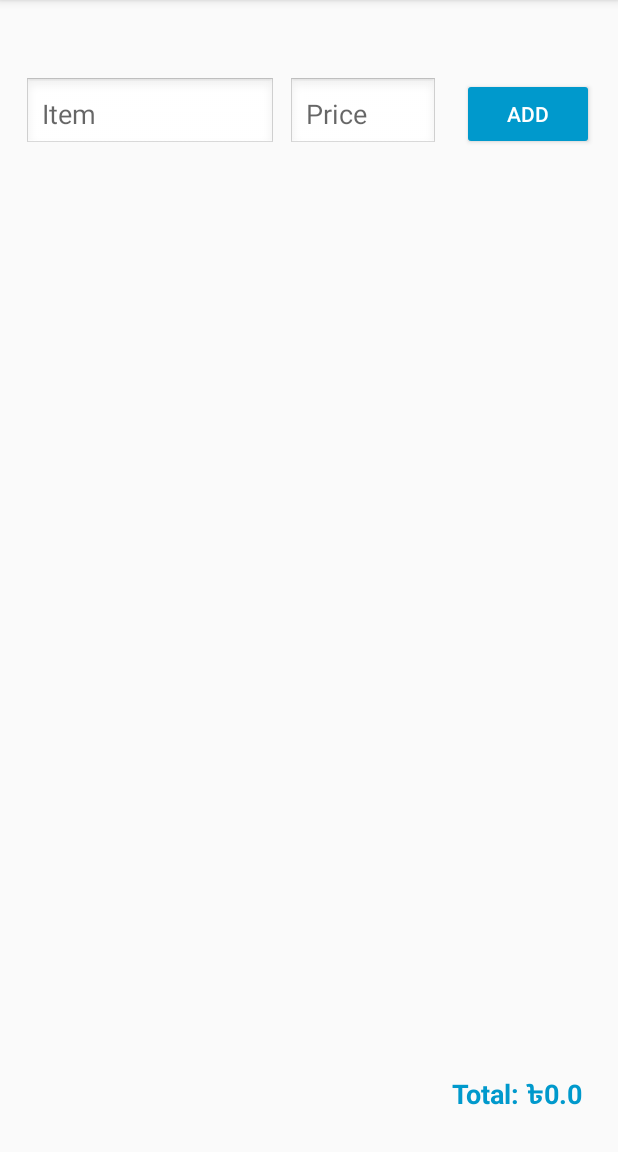
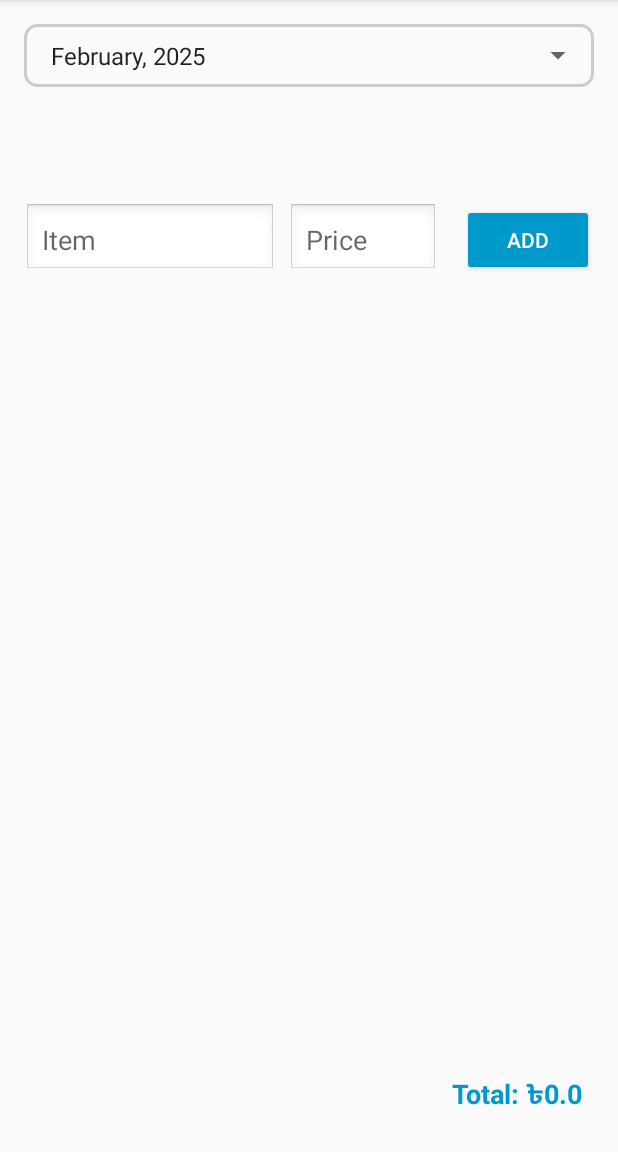
Before and after one commit to AkibHossainOmi/CoupleCart, an Android app: the screen it shows after launch (MainActivity), on a phone screen of 412 x 824 dp, the part 84-1236 px from its top. Run offline under Robolectric (Android 15) with nearby library versions, the phone set to English and light mode, and no system bars; our stand-ins replace Firebase (no records; nobody signed in at launch, a user with empty details on screens opened directly).

Commit message:
Item can be add monhtly.

```diff
--- a/app/src/main/java/com/example/shoppinglistapp/MainActivity.java
+++ b/app/src/main/java/com/example/shoppinglistapp/MainActivity.java
@@ -3,12 +3,16 @@ package com.example.shoppinglistapp;
 import static com.example.shoppinglistapp.utils.NotificationHelper.createNotificationChannel;
 
 import android.os.Bundle;
+import android.widget.AdapterView;
 import android.widget.Button;
 import android.widget.EditText;
 import android.widget.LinearLayout;
+import android.widget.Spinner;
 import android.widget.TextView;
+
 import androidx.appcompat.app.AppCompatActivity;
 
+import com.example.shoppinglistapp.utils.MonthYearHelper;
 import com.example.shoppinglistapp.utils.TaskManager;
 
 public class MainActivity extends AppCompatActivity {
@@ -17,6 +21,8 @@ public class MainActivity extends AppCompatActivity {
     private LinearLayout taskListLayout;
     private TextView totalPrice;
     private TaskManager taskManager;
+    private Spinner monthYearSpinner;
+    private String selectedMonthYear;
 
     @Override
     protected void onCreate(Bundle savedInstanceState) {
@@ -27,8 +33,29 @@ public class MainActivity extends AppCompatActivity {
         createNotificationChannel(this);
         initUI();
         taskManager.startForegroundServiceIfNotRunning();
-        addButton.setOnClickListener(v -> taskManager.addNewTask(inputBox.getText().toString(), inputPrice.getText().toString()));
-        taskManager.listenForTaskUpdates(taskListLayout, totalPrice);
+
+        MonthYearHelper.populateMonthYearSpinner(this, monthYearSpinner);
+        String currentMonthYear = MonthYearHelper.getCurrentMonthYear();
+        MonthYearHelper.setDefaultMonthYear(monthYearSpinner, currentMonthYear);
+        selectedMonthYear = currentMonthYear;
+        taskManager.listenForTaskUpdates(taskListLayout, totalPrice, selectedMonthYear);
+
+        monthYearSpinner.setOnItemSelectedListener(new AdapterView.OnItemSelectedListener() {
+            @Override
+            public void onItemSelected(AdapterView<?> parentView, android.view.View selectedItemView, int position, long id) {
+                selectedMonthYear = parentView.getItemAtPosition(position).toString();
+                taskManager.listenForTaskUpdates(taskListLayout, totalPrice, selectedMonthYear);
+            }
+            @Override
+            public void onNothingSelected(AdapterView<?> parentView) {}
+        });
+
+        addButton.setOnClickListener(v -> {
+            String taskName = inputBox.getText().toString();
+            String taskPrice = inputPrice.getText().toString();
+            taskManager.addNewTask(taskName, taskPrice, selectedMonthYear);
+            clearInputs();
+        });
     }
 
     private void initUI() {
@@ -37,6 +64,7 @@ public class MainActivity extends AppCompatActivity {
         addButton = findViewById(R.id.addButton);
         taskListLayout = findViewById(R.id.taskList);
         totalPrice = findViewById(R.id.totalPrice);
+        monthYearSpinner = findViewById(R.id.monthYearSpinner);
     }
 
     public void clearInputs() {
--- a/app/src/main/java/com/example/shoppinglistapp/utils/MonthYearHelper.java
+++ b/app/src/main/java/com/example/shoppinglistapp/utils/MonthYearHelper.java
@@ -1,4 +1,47 @@
 package com.example.shoppinglistapp.utils;
 
+import android.annotation.SuppressLint;
+import android.content.Context;
+import android.widget.ArrayAdapter;
+import android.widget.Spinner;
+
+import java.text.SimpleDateFormat;
+import java.util.ArrayList;
+import java.util.Calendar;
+import java.util.List;
+
 public class MonthYearHelper {
+
+    public static void populateMonthYearSpinner(Context context, Spinner monthYearSpinner) {
+
+        List<String> monthsList = new ArrayList<>();
+        Calendar calendar = Calendar.getInstance();
+        @SuppressLint("SimpleDateFormat") SimpleDateFormat dateFormat = new SimpleDateFormat("MMMM, yyyy");
+
+        monthsList.add(dateFormat.format(calendar.getTime()));
+
+        for (int i = 1; i < 12; i++) {
+            calendar.add(Calendar.MONTH, -1);
+            monthsList.add(dateFormat.format(calendar.getTime()));
+        }
+
+        ArrayAdapter<String> adapter = new ArrayAdapter<>(context, android.R.layout.simple_spinner_item, monthsList);
+        adapter.setDropDownViewResource(android.R.layout.simple_spinner_dropdown_item);
+        monthYearSpinner.setAdapter(adapter);
+    }
+
+    public static String getCurrentMonthYear() {
+        Calendar calendar = Calendar.getInstance();
+        @SuppressLint("SimpleDateFormat") SimpleDateFormat dateFormat = new SimpleDateFormat("MMMM, yyyy");
+        return dateFormat.format(calendar.getTime());
+    }
+
+    public static void setDefaultMonthYear(Spinner monthYearSpinner, String currentMonthYear) {
+        for (int i = 0; i < monthYearSpinner.getCount(); i++) {
+            if (monthYearSpinner.getItemAtPosition(i).toString().equals(currentMonthYear)) {
+                monthYearSpinner.setSelection(i);
+                break;
+            }
+        }
+    }
 }
--- a/app/src/main/java/com/example/shoppinglistapp/utils/TaskAdapter.java
+++ b/app/src/main/java/com/example/shoppinglistapp/utils/TaskAdapter.java
@@ -14,10 +14,13 @@ import com.example.shoppinglistapp.R;
 import com.example.shoppinglistapp.models.Task;
 
 public class TaskAdapter {
+
+    // Add monthYear as a parameter in the methods
     @SuppressLint("DefaultLocale")
     public static View createTaskView(Task task, LinearLayout taskListLayout, TaskManager taskManager) {
         @SuppressLint("InflateParams") View taskView = LayoutInflater.from(taskListLayout.getContext()).inflate(R.layout.task_item, null);
 
+        // Find views in the layout
         CheckBox taskCheckBox = taskView.findViewById(R.id.taskCheckBox);
         EditText taskName = taskView.findViewById(R.id.taskName);
         EditText taskPrice = taskView.findViewById(R.id.taskPrice);
--- a/app/src/main/java/com/example/shoppinglistapp/utils/TaskManager.java
+++ b/app/src/main/java/com/example/shoppinglistapp/utils/TaskManager.java
@@ -27,13 +27,13 @@ public class TaskManager {
     private final List<Task> taskList;
     SharedPreferencesHelper sharedPreferencesHelper;
 
-
     public TaskManager(Context context) {
         this.context = context;
         taskList = new ArrayList<>();
+        sharedPreferencesHelper = new SharedPreferencesHelper(context);
     }
 
-    public void listenForTaskUpdates(LinearLayout taskListLayout, TextView totalPrice) {
+    public void listenForTaskUpdates(LinearLayout taskListLayout, TextView totalPrice, String selectedMonthYear) {
         FirebaseHelper.getTaskReference().addValueEventListener(new ValueEventListener() {
             @Override
             public void onDataChange(@NonNull DataSnapshot dataSnapshot) {
@@ -45,16 +45,18 @@ public class TaskManager {
                     Task task = snapshot.getValue(Task.class);
                     assert task != null;
                     task.setId(snapshot.getKey());
-                    taskList.add(task);
-                    item_count++;
 
-                    // Use TaskAdapter to display the task view
-                    taskListLayout.addView(TaskAdapter.createTaskView(task, taskListLayout, TaskManager.this));
+                    // Only show tasks that match the selected monthYear
+                    if (selectedMonthYear.equals(task.getMonthYear()) || selectedMonthYear.isEmpty()) {
+                        taskList.add(task);
+                        item_count++;
+
+                        // Use TaskAdapter to display the task view
+                        taskListLayout.addView(TaskAdapter.createTaskView(task, taskListLayout, TaskManager.this));
+                    }
                 }
 
-                sharedPreferencesHelper = new SharedPreferencesHelper(context);
-                if(item_count > sharedPreferencesHelper.getItemCount())
-                {
+                if (item_count > sharedPreferencesHelper.getItemCount()) {
                     NotificationHelper.showNotification(context, "Tap to see the items.");
                 }
                 sharedPreferencesHelper.storeItemCount(item_count);
@@ -68,14 +70,11 @@ public class TaskManager {
         });
     }
 
-    public void addNewTask(String name, String price) {
-        Task task = new Task("", name, Double.parseDouble(price), false);
+    public void addNewTask(String name, String price, String selectedMonthYear) {
+        Task task = new Task("", name, Double.parseDouble(price), false, selectedMonthYear);
         FirebaseHelper.addTask(task);
         int item_count = sharedPreferencesHelper.getItemCount();
         sharedPreferencesHelper.storeItemCount(item_count + 1);
-        if (context instanceof MainActivity) {
-            ((MainActivity) context).clearInputs();
-        }
     }
 
     public void updateTask(Task task) {
--- a/app/src/main/res/layout/activity_main.xml
+++ b/app/src/main/res/layout/activity_main.xml
@@ -7,6 +7,28 @@
     android:layout_height="match_parent"
     android:padding="16dp"
     tools:context=".MainActivity">
+
+    <LinearLayout
+        android:id="@+id/monthHeader"
+        android:layout_width="match_parent"
+        android:layout_height="wrap_content"
+        android:orientation="horizontal"
+        android:gravity="center_vertical"
+        android:background="@drawable/outer_border"
+        app:layout_constraintTop_toTopOf="parent"
+        app:layout_constraintStart_toStartOf="parent"
+        app:layout_constraintEnd_toEndOf="parent">
+
+        <Spinner
+            android:id="@+id/monthYearSpinner"
+            android:layout_width="0dp"
+            android:layout_height="wrap_content"
+            android:layout_weight="1"
+            android:padding="10dp"
+            android:importantForAccessibility="yes"
+            android:contentDescription="@string/month_year_spinner"/>
+    </LinearLayout>
+
 
     <!-- Title -->
     <TextView
@@ -20,6 +42,7 @@
         app:layout_constraintStart_toStartOf="parent"
         app:layout_constraintEnd_toEndOf="parent"
         android:layout_marginBottom="24dp"
+        android:layout_marginTop="60dp"
         android:gravity="center" />
 
     <!-- Input Field -->
@@ -27,45 +50,52 @@
         android:id="@+id/inputBox"
         android:layout_width="0dp"
         android:layout_height="wrap_content"
-        android:hint="Item"
+        android:layout_marginTop="24dp"
+        android:layout_marginEnd="8dp"
+        android:autofillHints=""
+        android:background="@android:drawable/edit_text"
+        android:contentDescription="@string/input_box_for_adding_a_new_task"
+        android:hint="@string/item"
+        android:importantForAccessibility="yes"
+        android:inputType="text"
         android:padding="12dp"
-        android:background="@android:drawable/edit_text"
-        android:importantForAccessibility="yes"
-        android:contentDescription="Input box for adding a new task"
+        app:layout_constraintEnd_toStartOf="@id/inputPrice"
+        app:layout_constraintStart_toStartOf="parent"
         app:layout_constraintTop_toBottomOf="@id/titleText"
-        app:layout_constraintStart_toStartOf="parent"
-        app:layout_constraintEnd_toStartOf="@id/inputPrice"
-        android:layout_marginEnd="8dp"
-        android:layout_marginBottom="16dp" />
+        tools:ignore="ContentDescription" />
 
     <!-- Input Field for Price -->
+
+    <!-- Add Button -->
     <EditText
         android:id="@+id/inputPrice"
         android:layout_width="100dp"
         android:layout_height="wrap_content"
-        android:hint="Price"
+        android:layout_marginEnd="8dp"
+        android:autofillHints=""
+        android:background="@android:drawable/edit_text"
+        android:contentDescription="@string/input_box_for_adding_the_price_of_an_item"
+        android:hint="@string/price"
+        android:importantForAccessibility="yes"
         android:inputType="numberDecimal"
         android:padding="12dp"
-        android:background="@android:drawable/edit_text"
-        android:importantForAccessibility="yes"
-        android:contentDescription="Input box for adding the price of an item"
+        app:layout_constraintBottom_toBottomOf="@id/inputBox"
+        app:layout_constraintEnd_toStartOf="@id/addButton"
+        app:layout_constraintStart_toEndOf="@id/inputBox"
         app:layout_constraintTop_toTopOf="@id/inputBox"
-        app:layout_constraintBottom_toBottomOf="@id/inputBox"
-        app:layout_constraintStart_toEndOf="@id/inputBox"
-        app:layout_constraintEnd_toStartOf="@id/addButton"
-        android:layout_marginEnd="8dp" />
+        app:layout_constraintVertical_bias="1.0"
+        tools:ignore="ContentDescription" />
 
-    <!-- Add Button -->
     <Button
         android:id="@+id/addButton"
         android:layout_width="wrap_content"
         android:layout_height="wrap_content"
-        android:text="Add"
+        android:text="@string/add"
         android:textColor="@android:color/white"
         android:layout_marginStart="8dp"
         android:backgroundTint="@android:color/holo_blue_dark"
         android:importantForAccessibility="yes"
-        android:contentDescription="Button to add an item"
+        android:contentDescription="@string/button_to_add_an_item"
         app:layout_constraintTop_toTopOf="@id/inputBox"
         app:layout_constraintBottom_toBottomOf="@id/inputBox"
         app:layout_constraintStart_toEndOf="@id/inputPrice"
@@ -79,7 +109,7 @@
         app:layout_constraintBottom_toTopOf="@id/totalPrice"
         android:layout_marginTop="16dp"
         android:importantForAccessibility="yes"
-        android:contentDescription="Scrollable list of tasks">
+        android:contentDescription="@string/scrollable_list_of_tasks">
 
         <LinearLayout
             android:id="@+id/taskList"
@@ -93,7 +123,7 @@
         android:id="@+id/totalPrice"
         android:layout_width="match_parent"
         android:layout_height="wrap_content"
-        android:text="Total: ৳0.00"
+        android:text="@string/total_0_00"
         android:textSize="18sp"
         android:textStyle="bold"
         android:gravity="end"
--- a/app/src/main/res/values/strings.xml
+++ b/app/src/main/res/values/strings.xml
@@ -1,3 +1,19 @@
 <resources>
     <string name="app_name">FamilyCart</string>
+    <string name="item">Item</string>
+    <string name="input_box_for_adding_a_new_task">Input box for adding a new task</string>
+    <string name="price">Price</string>
+    <string name="input_box_for_adding_the_price_of_an_item">Input box for adding the price of an item</string>
+    <string name="add">Add</string>
+    <string name="button_to_add_an_item">Button to add an item</string>
+    <string name="scrollable_list_of_tasks">Scrollable list of tasks</string>
+    <string name="total_0_00">Total: ৳0.00</string>
+    <string name="month_year_spinner">month year dropdown</string>
+    <string name="sample_task">Sample Task</string>
+    <string name="task_name">Task name</string>
+    <string name="_0_00">0.00</string>
+    <string name="task_price">Task price</string>
+    <string name="edit_task">Edit task</string>
+    <string name="save">Save</string>
+    <string name="remove">Remove</string>
 </resources>
```
Also changed, not shown: app/src/main/java/com/example/shoppinglistapp/models/Task.java (+11 -1 lines), app/src/main/res/layout/task_item.xml (+24 -23 lines).
